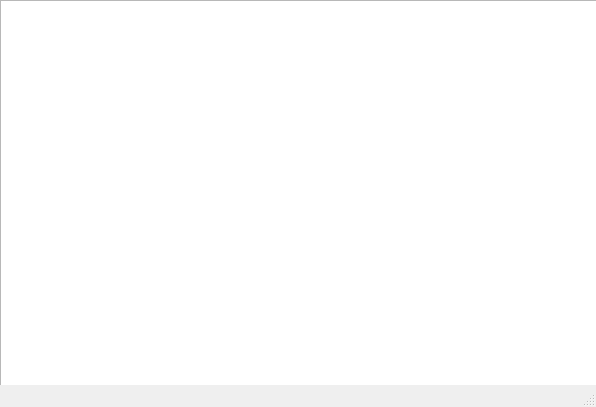
Old version of the form 2_year/1_term/4-1/tankgamewindow.ui in the repository TanVD/SpbSU-Homeworks.
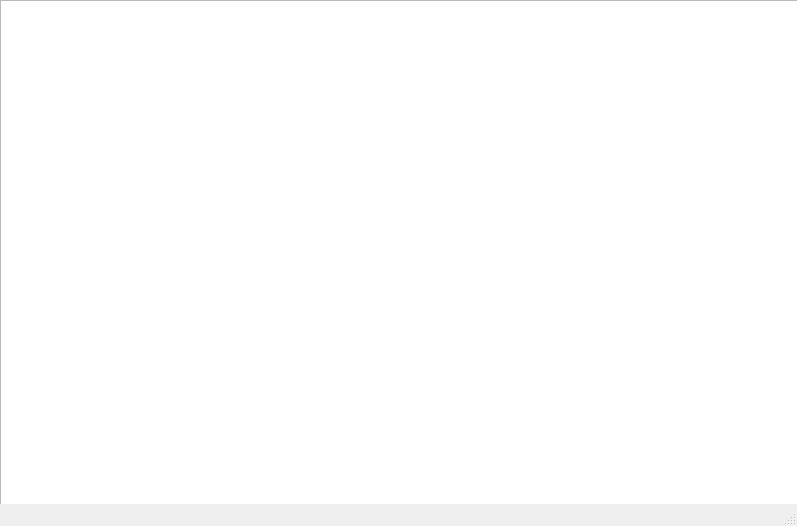
New version of the form.

Patch:
```diff
--- a/2_year/1_term/4-1/tankgamewindow.ui
+++ b/2_year/1_term/4-1/tankgamewindow.ui
@@ -6,8 +6,8 @@
    <rect>
     <x>0</x>
     <y>0</y>
-    <width>596</width>
-    <height>407</height>
+    <width>797</width>
+    <height>526</height>
    </rect>
   </property>
   <property name="windowTitle">
@@ -19,8 +19,8 @@
      <rect>
       <x>0</x>
       <y>0</y>
-      <width>601</width>
-      <height>391</height>
+      <width>801</width>
+      <height>521</height>
      </rect>
     </property>
    </widget>
```
